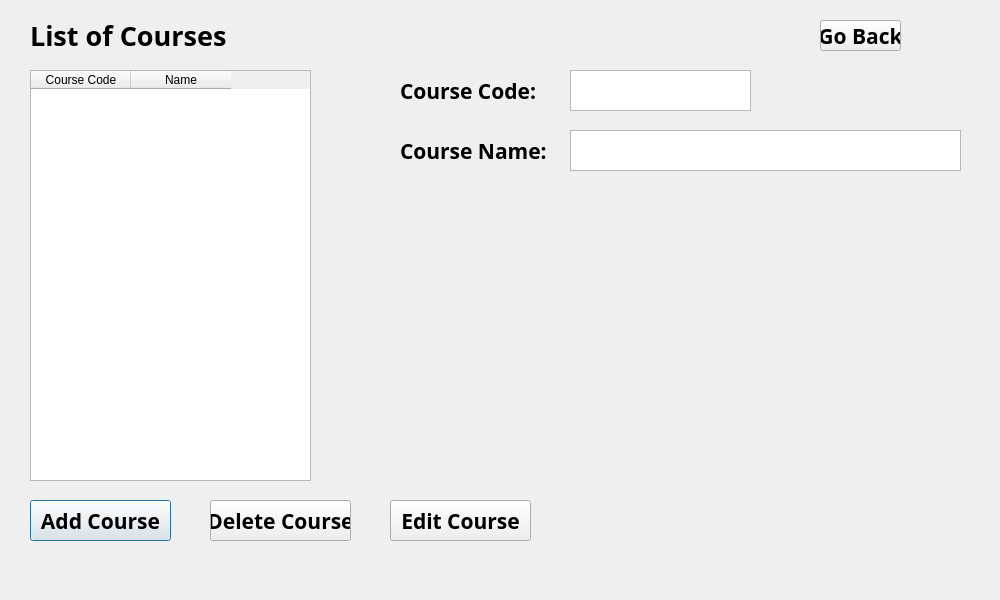
Above: courses.ui from sophia-amasa/Amasa_Simple-Student-Information-System-with-Database before the change. Below: the same form after it.
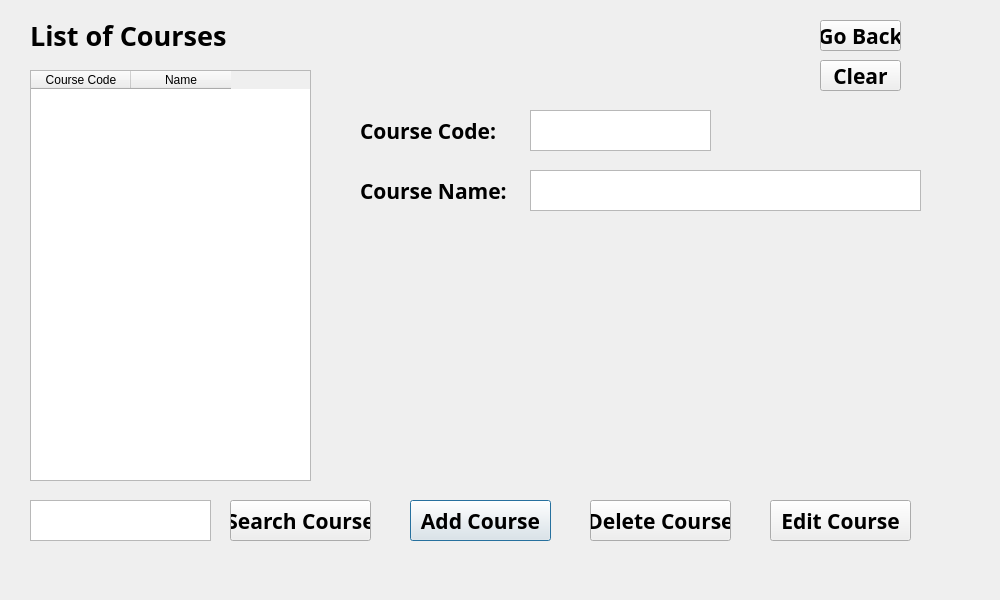
That is the form after the change.

The edit to the form file:
```diff
--- a/courses.ui
+++ b/courses.ui
@@ -57,7 +57,7 @@
   <widget class="QPushButton" name="pushButton">
    <property name="geometry">
     <rect>
-     <x>30</x>
+     <x>410</x>
      <y>500</y>
      <width>141</width>
      <height>41</height>
@@ -78,7 +78,7 @@
   <widget class="QPushButton" name="pushButton_2">
    <property name="geometry">
     <rect>
-     <x>210</x>
+     <x>590</x>
      <y>500</y>
      <width>141</width>
      <height>41</height>
@@ -99,7 +99,7 @@
   <widget class="QPushButton" name="pushButton_3">
    <property name="geometry">
     <rect>
-     <x>390</x>
+     <x>770</x>
      <y>500</y>
      <width>141</width>
      <height>41</height>
@@ -120,8 +120,8 @@
   <widget class="QLabel" name="label_2">
    <property name="geometry">
     <rect>
-     <x>400</x>
-     <y>70</y>
+     <x>360</x>
+     <y>110</y>
      <width>251</width>
      <height>41</height>
     </rect>
@@ -141,8 +141,8 @@
   <widget class="QTextEdit" name="textEdit">
    <property name="geometry">
     <rect>
-     <x>570</x>
-     <y>70</y>
+     <x>530</x>
+     <y>110</y>
      <width>181</width>
      <height>41</height>
     </rect>
@@ -166,8 +166,8 @@
   <widget class="QLabel" name="label_3">
    <property name="geometry">
     <rect>
-     <x>400</x>
-     <y>130</y>
+     <x>360</x>
+     <y>170</y>
      <width>251</width>
      <height>41</height>
     </rect>
@@ -187,8 +187,8 @@
   <widget class="QTextEdit" name="textEdit_2">
    <property name="geometry">
     <rect>
-     <x>570</x>
-     <y>130</y>
+     <x>530</x>
+     <y>170</y>
      <width>391</width>
      <height>41</height>
     </rect>
@@ -230,6 +230,73 @@
     <string>Go Back</string>
    </property>
   </widget>
+  <widget class="QPushButton" name="pushButton_5">
+   <property name="geometry">
+    <rect>
+     <x>230</x>
+     <y>500</y>
+     <width>141</width>
+     <height>41</height>
+    </rect>
+   </property>
+   <property name="font">
+    <font>
+     <family>Sitka Banner</family>
+     <pointsize>16</pointsize>
+     <weight>75</weight>
+     <bold>true</bold>
+    </font>
+   </property>
+   <property name="text">
+    <string>Search Course</string>
+   </property>
+  </widget>
+  <widget class="QTextEdit" name="textEdit_3">
+   <property name="geometry">
+    <rect>
+     <x>30</x>
+     <y>500</y>
+     <width>181</width>
+     <height>41</height>
+    </rect>
+   </property>
+   <property name="font">
+    <font>
+     <family>Sitka Display</family>
+     <pointsize>16</pointsize>
+     <weight>50</weight>
+     <bold>false</bold>
+    </font>
+   </property>
+   <property name="html">
+    <string>&lt;!DOCTYPE HTML PUBLIC &quot;-//W3C//DTD HTML 4.0//EN&quot; &quot;http://www.w3.org/TR/REC-html40/strict.dtd&quot;&gt;
+&lt;html&gt;&lt;head&gt;&lt;meta name=&quot;qrichtext&quot; content=&quot;1&quot; /&gt;&lt;style type=&quot;text/css&quot;&gt;
+p, li { white-space: pre-wrap; }
+&lt;/style&gt;&lt;/head&gt;&lt;body style=&quot; font-family:'Sitka Display'; font-size:16pt; font-weight:400; font-style:normal;&quot;&gt;
+&lt;p style=&quot;-qt-paragraph-type:empty; margin-top:0px; margin-bottom:0px; margin-left:0px; margin-right:0px; -qt-block-indent:0; text-indent:0px; font-family:'Sitka'; font-weight:600;&quot;&gt;&lt;br /&gt;&lt;/p&gt;&lt;/body&gt;&lt;/html&gt;</string>
+   </property>
+  </widget>
+  <widget class="QPushButton" name="pushButton_6">
+   <property name="geometry">
+    <rect>
+     <x>820</x>
+     <y>60</y>
+     <width>81</width>
+     <height>31</height>
+    </rect>
+   </property>
+   <property name="font">
+    <font>
+     <family>Sitka</family>
+     <pointsize>16</pointsize>
+     <weight>75</weight>
+     <bold>true</bold>
+    </font>
+   </property>
+   <property name="text">
+    <string>Clear</string>
+   </property>
+  </widget>
  </widget>
  <resources/>
  <connections/>
```
